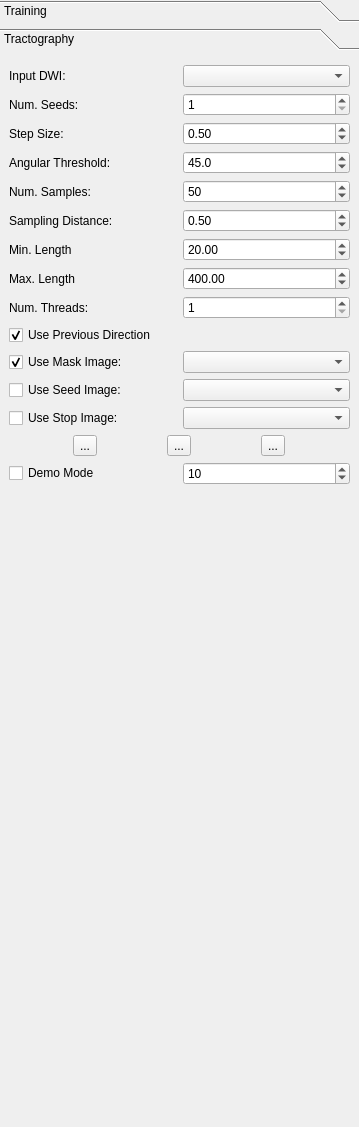
MITK/MITK, file Plugins/org.mitk.gui.qt.diffusionimaging/src/internal/QmitkMLBTViewControls.ui: the form before one commit.
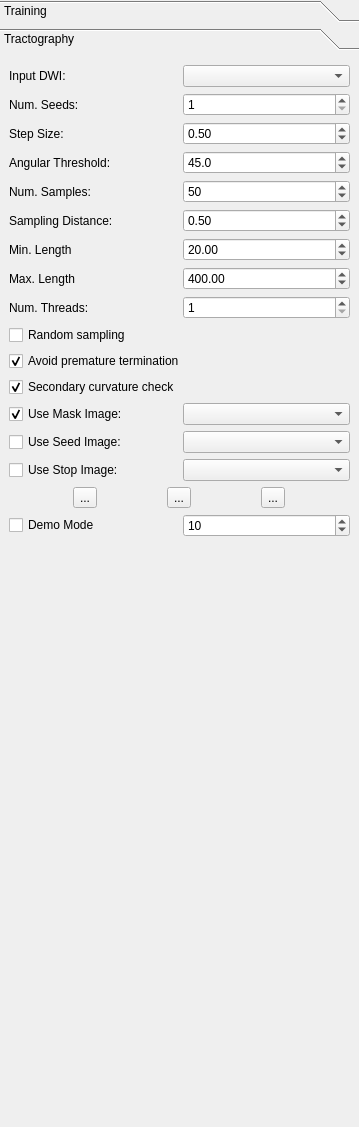
The form after the commit. Icons and pictures are not drawn. Custom widgets are drawn as their Qt base class.

Commit message: tracking forest handler up to date

```diff
--- a/Plugins/org.mitk.gui.qt.diffusionimaging/src/internal/QmitkMLBTViewControls.ui
+++ b/Plugins/org.mitk.gui.qt.diffusionimaging/src/internal/QmitkMLBTViewControls.ui
@@ -240,74 +240,40 @@
        <string>Tractography</string>
       </attribute>
       <layout class="QGridLayout" name="gridLayout_2">
-       <item row="2" column="0">
-        <widget class="QCheckBox" name="m_TrackingUsePreviousDirectionBox">
+       <item row="3" column="0">
+        <widget class="QCheckBox" name="m_AvoidStop">
          <property name="text">
-          <string>Use Previous Direction</string>
+          <string>Avoid premature termination</string>
          </property>
          <property name="checked">
           <bool>true</bool>
          </property>
         </widget>
        </item>
+       <item row="12" column="0">
+        <spacer name="verticalSpacer_3">
+         <property name="orientation">
+          <enum>Qt::Vertical</enum>
+         </property>
+         <property name="sizeHint" stdset="0">
+          <size>
+           <width>20</width>
+           <height>40</height>
+          </size>
+         </property>
+        </spacer>
+       </item>
        <item row="4" column="0">
-        <widget class="QFrame" name="frame_5">
-         <property name="frameShape">
-          <enum>QFrame::NoFrame</enum>
+        <widget class="QCheckBox" name="m_Curvcheck2">
+         <property name="text">
+          <string>Secondary curvature check</string>
          </property>
-         <property name="frameShadow">
-          <enum>QFrame::Raised</enum>
+         <property name="checked">
+          <bool>true</bool>
          </property>
-         <layout class="QGridLayout" name="gridLayout_7">
-          <property name="leftMargin">
-           <number>0</number>
-          </property>
-          <property name="topMargin">
-           <number>0</number>
-          </property>
-          <property name="rightMargin">
-           <number>0</number>
-          </property>
-          <property name="bottomMargin">
-           <number>0</number>
-          </property>
-          <item row="0" column="1">
-           <widget class="QToolButton" name="m_PauseTrackingButton">
-            <property name="text">
-             <string>...</string>
-            </property>
-            <property name="icon">
-             <iconset resource="../../../../../../../debug-binary/MBI-build/Plugins/org.mbi.gui.qt.diffusionimaginginternal/org_mbi_gui_qt_diffusionimaginginternal_cached.qrc">
-              <normaloff>:/org.mbi.gui.qt.diffusionimaginginternal/resources/Media-playback-pause.svg</normaloff>:/org.mbi.gui.qt.diffusionimaginginternal/resources/Media-playback-pause.svg</iconset>
-            </property>
-           </widget>
-          </item>
-          <item row="0" column="0">
-           <widget class="QToolButton" name="m_StartTrackingButton">
-            <property name="text">
-             <string>...</string>
-            </property>
-            <property name="icon">
-             <iconset resource="../../../../../../../debug-binary/MBI-build/Plugins/org.mbi.gui.qt.diffusionimaginginternal/org_mbi_gui_qt_diffusionimaginginternal_cached.qrc">
-              <normaloff>:/org.mbi.gui.qt.diffusionimaginginternal/resources/Media-playback-start.svg</normaloff>:/org.mbi.gui.qt.diffusionimaginginternal/resources/Media-playback-start.svg</iconset>
-            </property>
-           </widget>
-          </item>
-          <item row="0" column="2">
-           <widget class="QToolButton" name="m_AbortTrackingButton">
-            <property name="text">
-             <string>...</string>
-            </property>
-            <property name="icon">
-             <iconset resource="../../../../../../../debug-binary/MBI-build/Plugins/org.mbi.gui.qt.diffusionimaginginternal/org_mbi_gui_qt_diffusionimaginginternal_cached.qrc">
-              <normaloff>:/org.mbi.gui.qt.diffusionimaginginternal/resources/Media-playback-stop.svg</normaloff>:/org.mbi.gui.qt.diffusionimaginginternal/resources/Media-playback-stop.svg</iconset>
-            </property>
-           </widget>
-          </item>
-         </layout>
         </widget>
        </item>
-       <item row="8" column="0">
+       <item row="10" column="0">
         <widget class="QFrame" name="frame_4">
          <property name="frameShape">
           <enum>QFrame::NoFrame</enum>
@@ -351,6 +317,66 @@
          </layout>
         </widget>
        </item>
+       <item row="5" column="0">
+        <widget class="QFrame" name="frame_3">
+         <property name="frameShape">
+          <enum>QFrame::NoFrame</enum>
+         </property>
+         <property name="frameShadow">
+          <enum>QFrame::Raised</enum>
+         </property>
+         <layout class="QGridLayout" name="gridLayout_5">
+          <property name="leftMargin">
+           <number>0</number>
+          </property>
+          <property name="topMargin">
+           <number>0</number>
+          </property>
+          <property name="rightMargin">
+           <number>0</number>
+          </property>
+          <property name="bottomMargin">
+           <number>0</number>
+          </property>
+          <item row="6" column="0">
+           <widget class="QCheckBox" name="m_TrackingUseStopImageBox">
+            <property name="text">
+             <string>Use Stop Image:</string>
+            </property>
+           </widget>
+          </item>
+          <item row="4" column="0">
+           <widget class="QCheckBox" name="m_TrackingUseSeedImageBox">
+            <property name="text">
+             <string>Use Seed Image:</string>
+            </property>
+            <property name="checked">
+             <bool>false</bool>
+            </property>
+           </widget>
+          </item>
+          <item row="1" column="0">
+           <widget class="QCheckBox" name="m_TrackingUseMaskImageBox">
+            <property name="text">
+             <string>Use Mask Image:</string>
+            </property>
+            <property name="checked">
+             <bool>true</bool>
+            </property>
+           </widget>
+          </item>
+          <item row="1" column="1">
+           <widget class="QmitkDataStorageComboBox" name="m_TrackingMaskImageBox"/>
+          </item>
+          <item row="4" column="1">
+           <widget class="QmitkDataStorageComboBox" name="m_TrackingSeedImageBox"/>
+          </item>
+          <item row="6" column="1">
+           <widget class="QmitkDataStorageComboBox" name="m_TrackingStopImageBox"/>
+          </item>
+         </layout>
+        </widget>
+       </item>
        <item row="1" column="0">
         <widget class="QFrame" name="frame_2">
          <property name="frameShape">
@@ -527,28 +553,15 @@
          </layout>
         </widget>
        </item>
-       <item row="10" column="0">
-        <spacer name="verticalSpacer_3">
-         <property name="orientation">
-          <enum>Qt::Vertical</enum>
-         </property>
-         <property name="sizeHint" stdset="0">
-          <size>
-           <width>20</width>
-           <height>40</height>
-          </size>
-         </property>
-        </spacer>
-       </item>
-       <item row="3" column="0">
-        <widget class="QFrame" name="frame_3">
+       <item row="6" column="0">
+        <widget class="QFrame" name="frame_5">
          <property name="frameShape">
           <enum>QFrame::NoFrame</enum>
          </property>
          <property name="frameShadow">
           <enum>QFrame::Raised</enum>
          </property>
-         <layout class="QGridLayout" name="gridLayout_5">
+         <layout class="QGridLayout" name="gridLayout_7">
           <property name="leftMargin">
            <number>0</number>
           </property>
@@ -561,45 +574,48 @@
           <property name="bottomMargin">
            <number>0</number>
           </property>
-          <item row="6" column="0">
-           <widget class="QCheckBox" name="m_TrackingUseStopImageBox">
+          <item row="0" column="1">
+           <widget class="QToolButton" name="m_PauseTrackingButton">
             <property name="text">
-             <string>Use Stop Image:</string>
+             <string>...</string>
             </property>
            </widget>
           </item>
-          <item row="4" column="0">
-           <widget class="QCheckBox" name="m_TrackingUseSeedImageBox">
+          <item row="0" column="0">
+           <widget class="QToolButton" name="m_StartTrackingButton">
             <property name="text">
-             <string>Use Seed Image:</string>
+             <string>...</string>
             </property>
-            <property name="checked">
-             <bool>false</bool>
+            <property name="icon">
+             <iconset resource="../../../org.mitk.gui.qt.ext/resources/org_mitk_icons.qrc">
+              <normaloff>:/org_mitk_icons/icons/tango/scalable/actions/media-playback-start.svg</normaloff>:/org_mitk_icons/icons/tango/scalable/actions/media-playback-start.svg</iconset>
             </property>
            </widget>
           </item>
-          <item row="1" column="0">
-           <widget class="QCheckBox" name="m_TrackingUseMaskImageBox">
+          <item row="0" column="2">
+           <widget class="QToolButton" name="m_AbortTrackingButton">
             <property name="text">
-             <string>Use Mask Image:</string>
+             <string>...</string>
             </property>
-            <property name="checked">
-             <bool>true</bool>
+            <property name="icon">
+             <iconset resource="../../../org.mitk.gui.qt.ext/resources/org_mitk_icons.qrc">
+              <normaloff>:/org_mitk_icons/icons/tango/scalable/actions/media-playback-stop.svg</normaloff>:/org_mitk_icons/icons/tango/scalable/actions/media-playback-stop.svg</iconset>
             </property>
            </widget>
           </item>
-          <item row="1" column="1">
-           <widget class="QmitkDataStorageComboBox" name="m_TrackingMaskImageBox"/>
-          </item>
-          <item row="4" column="1">
-           <widget class="QmitkDataStorageComboBox" name="m_TrackingSeedImageBox"/>
-          </item>
-          <item row="6" column="1">
-           <widget class="QmitkDataStorageComboBox" name="m_TrackingStopImageBox"/>
-          </item>
          </layout>
         </widget>
        </item>
+       <item row="2" column="0">
+        <widget class="QCheckBox" name="m_RandomSampling">
+         <property name="text">
+          <string>Random sampling</string>
+         </property>
+         <property name="checked">
+          <bool>false</bool>
+         </property>
+        </widget>
+       </item>
       </layout>
      </widget>
     </widget>
```
Left out of the diff: 10 changed lines with no effect on the pictures. The commit also changes 12 other files.
